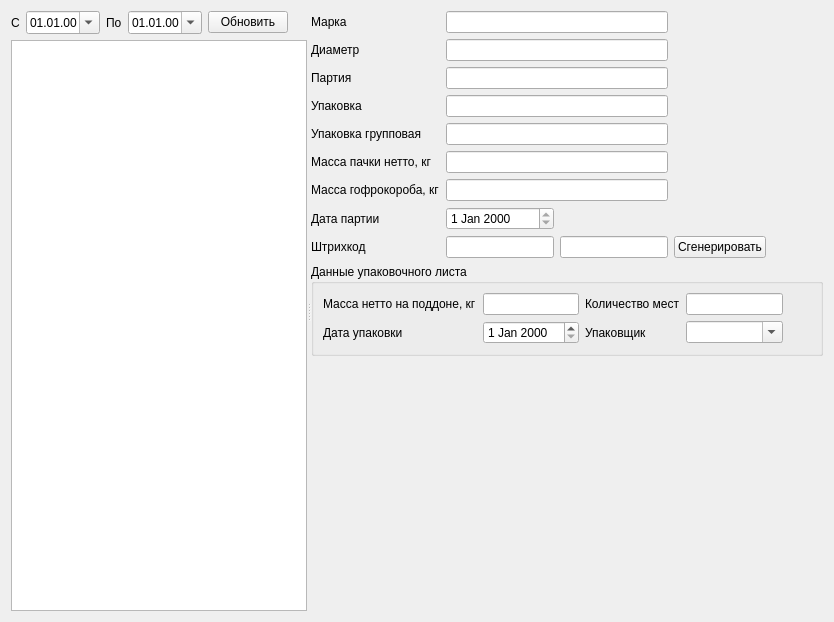
Qt form formdatael.ui (Sergeyego/warehouse) before a commit.
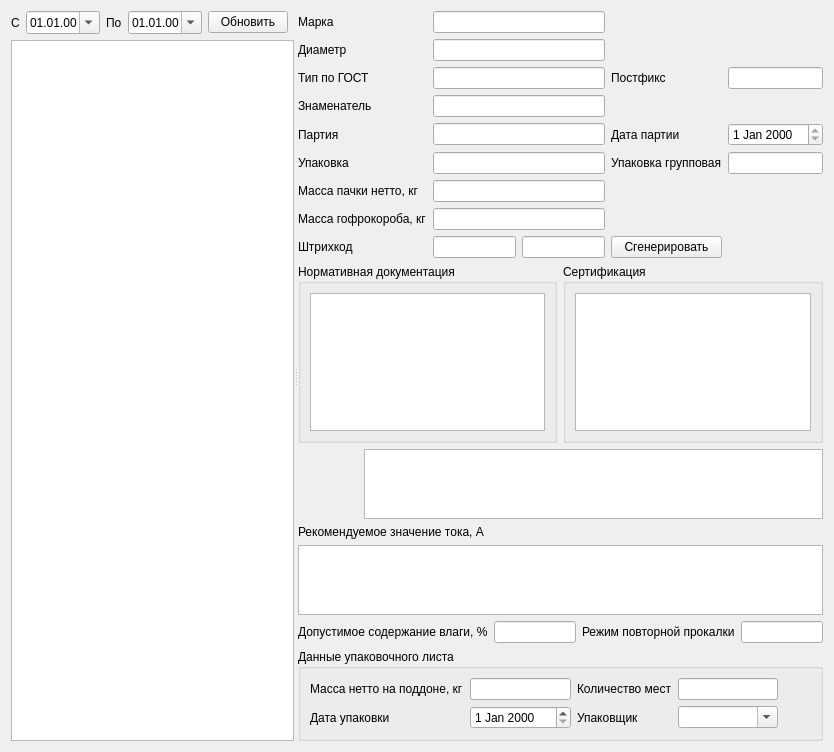
The same form after that commit. Custom widgets are drawn as their Qt base class.

Diff of the .ui file:
```diff
--- a/formdatael.ui
+++ b/formdatael.ui
@@ -7,7 +7,7 @@
     <x>0</x>
     <y>0</y>
     <width>834</width>
-    <height>622</height>
+    <height>752</height>
    </rect>
   </property>
   <property name="windowTitle">
@@ -98,29 +98,15 @@
       <layout class="QVBoxLayout" name="verticalLayout_2">
        <item>
         <layout class="QGridLayout" name="gridLayout">
-         <item row="3" column="1" colspan="2">
-          <widget class="QLineEdit" name="lineEditPackEd">
-           <property name="readOnly">
-            <bool>true</bool>
+         <item row="0" column="0">
+          <widget class="QLabel" name="label_3">
+           <property name="text">
+            <string>Марка</string>
            </property>
           </widget>
          </item>
-         <item row="5" column="1" colspan="2">
-          <widget class="QLineEdit" name="lineEditKvoEd">
-           <property name="readOnly">
-            <bool>true</bool>
-           </property>
-          </widget>
-         </item>
-         <item row="2" column="1" colspan="2">
-          <widget class="QLineEdit" name="lineEditPart">
-           <property name="readOnly">
-            <bool>true</bool>
-           </property>
-          </widget>
-         </item>
-         <item row="6" column="1" colspan="2">
-          <widget class="QLineEdit" name="lineEditKvoGr">
+         <item row="0" column="1" colspan="2">
+          <widget class="QLineEdit" name="lineEditMark">
            <property name="readOnly">
             <bool>true</bool>
            </property>
@@ -133,71 +119,122 @@
            </property>
           </widget>
          </item>
+         <item row="1" column="1" colspan="2">
+          <widget class="QLineEdit" name="lineEditDiam">
+           <property name="readOnly">
+            <bool>true</bool>
+           </property>
+          </widget>
+         </item>
          <item row="2" column="0">
+          <widget class="QLabel" name="label_16">
+           <property name="text">
+            <string>Тип по ГОСТ</string>
+           </property>
+          </widget>
+         </item>
+         <item row="2" column="1" colspan="2">
+          <widget class="QLineEdit" name="lineEditTypeGost"/>
+         </item>
+         <item row="2" column="3">
+          <widget class="QLabel" name="label_17">
+           <property name="text">
+            <string>Постфикс</string>
+           </property>
+          </widget>
+         </item>
+         <item row="2" column="4">
+          <widget class="QLineEdit" name="lineEditPost"/>
+         </item>
+         <item row="3" column="0">
+          <widget class="QLabel" name="label_18">
+           <property name="text">
+            <string>Знаменатель</string>
+           </property>
+          </widget>
+         </item>
+         <item row="3" column="1" colspan="2">
+          <widget class="QLineEdit" name="lineEditZnam"/>
+         </item>
+         <item row="4" column="0">
           <widget class="QLabel" name="label_6">
            <property name="text">
             <string>Партия</string>
            </property>
           </widget>
          </item>
-         <item row="8" column="1">
-          <widget class="QLineEdit" name="lineEditEanEd">
+         <item row="4" column="1" colspan="2">
+          <widget class="QLineEdit" name="lineEditPart">
            <property name="readOnly">
             <bool>true</bool>
            </property>
           </widget>
          </item>
-         <item row="8" column="3">
-          <widget class="QPushButton" name="pushButtonGen">
+         <item row="4" column="3">
+          <widget class="QLabel" name="label_9">
            <property name="text">
-            <string>Сгенерировать</string>
+            <string>Дата партии</string>
            </property>
           </widget>
          </item>
-         <item row="0" column="0">
-          <widget class="QLabel" name="label_3">
-           <property name="text">
-            <string>Марка</string>
+         <item row="4" column="4">
+          <widget class="QDateEdit" name="dateEditPart">
+           <property name="readOnly">
+            <bool>true</bool>
            </property>
           </widget>
          </item>
-         <item row="3" column="0">
+         <item row="5" column="0">
           <widget class="QLabel" name="label_7">
            <property name="text">
             <string>Упаковка</string>
            </property>
           </widget>
          </item>
-         <item row="4" column="0">
+         <item row="5" column="1" colspan="2">
+          <widget class="QLineEdit" name="lineEditPackEd">
+           <property name="readOnly">
+            <bool>true</bool>
+           </property>
+          </widget>
+         </item>
+         <item row="5" column="3">
           <widget class="QLabel" name="label_11">
            <property name="text">
             <string>Упаковка групповая</string>
            </property>
           </widget>
          </item>
-         <item row="5" column="0">
+         <item row="5" column="4">
+          <widget class="QLineEdit" name="lineEditPackGr">
+           <property name="readOnly">
+            <bool>true</bool>
+           </property>
+          </widget>
+         </item>
+         <item row="6" column="0">
           <widget class="QLabel" name="label_8">
            <property name="text">
             <string>Масса пачки нетто, кг</string>
            </property>
           </widget>
          </item>
-         <item row="6" column="0">
+         <item row="6" column="1" colspan="2">
+          <widget class="QLineEdit" name="lineEditKvoEd">
+           <property name="readOnly">
+            <bool>true</bool>
+           </property>
+          </widget>
+         </item>
+         <item row="7" column="0">
           <widget class="QLabel" name="label_10">
            <property name="text">
             <string>Масса гофрокороба, кг</string>
            </property>
           </widget>
          </item>
-         <item row="7" column="0">
-          <widget class="QLabel" name="label_9">
-           <property name="text">
-            <string>Дата партии</string>
-           </property>
-          </widget>
-         </item>
-         <item row="7" column="1">
-          <widget class="QDateEdit" name="dateEditPart">
+         <item row="7" column="1" colspan="2">
+          <widget class="QLineEdit" name="lineEditKvoGr">
            <property name="readOnly">
             <bool>true</bool>
            </property>
@@ -210,6 +247,13 @@
            </property>
           </widget>
          </item>
+         <item row="8" column="1">
+          <widget class="QLineEdit" name="lineEditEanEd">
+           <property name="readOnly">
+            <bool>true</bool>
+           </property>
+          </widget>
+         </item>
          <item row="8" column="2">
           <widget class="QLineEdit" name="lineEditEanGr">
            <property name="readOnly">
@@ -217,24 +261,10 @@
            </property>
           </widget>
          </item>
-         <item row="1" column="1" colspan="2">
-          <widget class="QLineEdit" name="lineEditDiam">
-           <property name="readOnly">
-            <bool>true</bool>
-           </property>
-          </widget>
-         </item>
-         <item row="0" column="1" colspan="2">
-          <widget class="QLineEdit" name="lineEditMark">
-           <property name="readOnly">
-            <bool>true</bool>
-           </property>
-          </widget>
-         </item>
-         <item row="4" column="1" colspan="2">
-          <widget class="QLineEdit" name="lineEditPackGr">
-           <property name="readOnly">
-            <bool>true</bool>
+         <item row="8" column="3">
+          <widget class="QPushButton" name="pushButtonGen">
+           <property name="text">
+            <string>Сгенерировать</string>
            </property>
           </widget>
          </item>
@@ -253,6 +283,111 @@
          </item>
         </layout>
        </item>
+       <item>
+        <layout class="QHBoxLayout" name="horizontalLayout_2">
+         <item>
+          <widget class="QGroupBox" name="groupBox_2">
+           <property name="title">
+            <string>Нормативная документация</string>
+           </property>
+           <layout class="QVBoxLayout" name="verticalLayout_4">
+            <item>
+             <widget class="QListView" name="listViewGost"/>
+            </item>
+           </layout>
+          </widget>
+         </item>
+         <item>
+          <widget class="QGroupBox" name="groupBox_3">
+           <property name="title">
+            <string>Сертификация</string>
+           </property>
+           <layout class="QVBoxLayout" name="verticalLayout_5">
+            <item>
+             <widget class="QPlainTextEdit" name="plainTextEditSert"/>
+            </item>
+           </layout>
+          </widget>
+         </item>
+        </layout>
+       </item>
+       <item>
+        <layout class="QHBoxLayout" name="horizontalLayout_3">
+         <item>
+          <widget class="QLabel" name="labelPol">
+           <property name="minimumSize">
+            <size>
+             <width>60</width>
+             <height>60</height>
+            </size>
+           </property>
+           <property name="maximumSize">
+            <size>
+             <width>60</width>
+             <height>60</height>
+            </size>
+           </property>
+           <property name="text">
+            <string/>
+           </property>
+           <property name="scaledContents">
+            <bool>true</bool>
+           </property>
+          </widget>
+         </item>
+         <item>
+          <widget class="QPlainTextEdit" name="plainTextEditDesc">
+           <property name="maximumSize">
+            <size>
+             <width>16777215</width>
+             <height>100</height>
+            </size>
+           </property>
+          </widget>
+         </item>
+        </layout>
+       </item>
+       <item>
+        <widget class="QLabel" name="label_20">
+         <property name="text">
+          <string>Рекомендуемое значение тока, А</string>
+         </property>
+        </widget>
+       </item>
+       <item>
+        <widget class="QTableView" name="tableViewAmp">
+         <property name="maximumSize">
+          <size>
+           <width>16777215</width>
+           <height>80</height>
+          </size>
+         </property>
+        </widget>
+       </item>
+       <item>
+        <layout class="QHBoxLayout" name="horizontalLayout_4">
+         <item>
+          <widget class="QLabel" name="label_19">
+           <property name="text">
+            <string>Допустимое содержание влаги, %</string>
+           </property>
+          </widget>
+         </item>
+         <item>
+          <widget class="QLineEdit" name="lineEditVl"/>
+         </item>
+         <item>
+          <widget class="QLabel" name="label_21">
+           <property name="text">
+            <string>Режим повторной прокалки</string>
+           </property>
+          </widget>
+         </item>
+         <item>
+          <widget class="QLineEdit" name="lineEditProc"/>
+         </item>
+        </layout>
+       </item>
        <item>
         <widget class="QGroupBox" name="groupBox">
          <property name="title">
```
